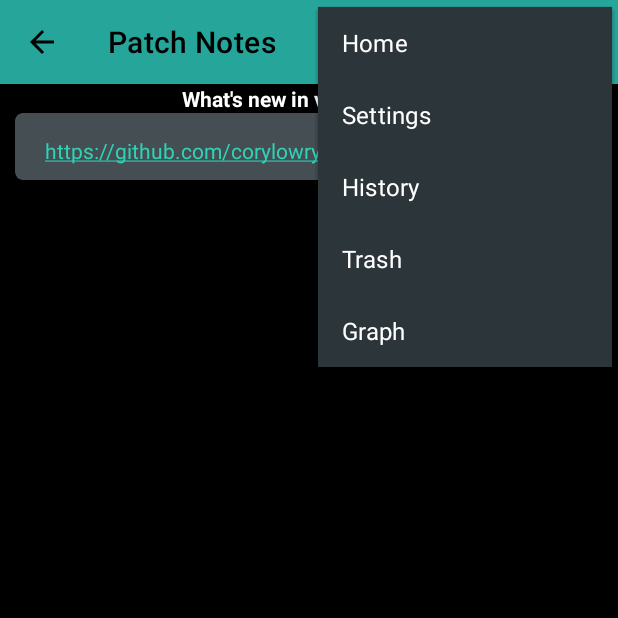
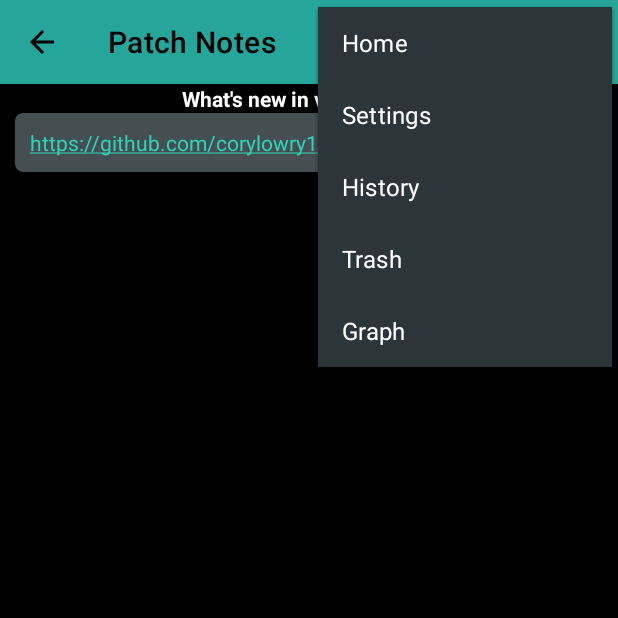
Before and after one commit to corylowry12/Hour-Calculator, an Android app: the PatchNotesActivity screen opened directly, with no data from a screen before it, with the options menu open, on a phone screen of 412 x 824 dp, the top half of it. Run offline under Robolectric (Android 15) with nearby library versions, the light colour scheme and no system bars.

Commit message:
Tweaked padding to make github link more centered vertically

```diff
--- a/app/src/main/res/layout-hdpi/activity_patch_notes.xml
+++ b/app/src/main/res/layout-hdpi/activity_patch_notes.xml
@@ -48,12 +48,9 @@
                 android:layout_height="wrap_content"
                 android:layout_marginLeft="10dp"
                 android:layout_marginRight="10dp"
-                android:layout_marginBottom="5dp"
                 app:cardBackgroundColor="?attr/cardBackgroundColor"
-
                 app:cardCornerRadius="5dp"
                 app:cardPreventCornerOverlap="false"
-                app:contentPaddingBottom="10dp"
                 app:layout_constraintEnd_toEndOf="parent"
                 app:layout_constraintStart_toStartOf="parent"
                 app:layout_constraintTop_toTopOf="parent"
@@ -69,13 +66,14 @@
                         android:id="@+id/linkTextView"
                         android:layout_width="match_parent"
                         android:layout_height="wrap_content"
-                        android:layout_marginTop="15dp"
-                        android:paddingLeft="20dp"
-                        android:paddingRight="20dp"
+                        android:paddingLeft="10dp"
+                        android:paddingRight="10dp"
                         android:text="@string/github_link"
                         android:textColor="?attr/textColor"
                         android:textSize="14sp"
-                        tools:ignore="HardcodedText" />
+                        tools:ignore="HardcodedText"
+                        android:paddingTop="10dp"
+                        android:paddingBottom="10dp"/>
 
                 </LinearLayout>
             </androidx.cardview.widget.CardView>
--- a/app/src/main/res/layout-ldpi/activity_patch_notes.xml
+++ b/app/src/main/res/layout-ldpi/activity_patch_notes.xml
@@ -48,12 +48,9 @@
                 android:layout_height="wrap_content"
                 android:layout_marginLeft="10dp"
                 android:layout_marginRight="10dp"
-                android:layout_marginBottom="5dp"
                 app:cardBackgroundColor="?attr/cardBackgroundColor"
-
                 app:cardCornerRadius="5dp"
                 app:cardPreventCornerOverlap="false"
-                app:contentPaddingBottom="10dp"
                 app:layout_constraintEnd_toEndOf="parent"
                 app:layout_constraintStart_toStartOf="parent"
                 app:layout_constraintTop_toTopOf="parent"
@@ -70,12 +67,14 @@
                         android:layout_width="match_parent"
                         android:layout_height="wrap_content"
                         android:layout_marginTop="15dp"
-                        android:paddingLeft="20dp"
-                        android:paddingRight="20dp"
+                        android:paddingLeft="10dp"
+                        android:paddingRight="10dp"
                         android:text="@string/github_link"
                         android:textColor="?attr/textColor"
                         android:textSize="12sp"
-                        tools:ignore="HardcodedText" />
+                        tools:ignore="HardcodedText"
+                        android:paddingTop="10dp"
+                        android:paddingBottom="10dp"/>
 
                 </LinearLayout>
             </androidx.cardview.widget.CardView>
--- a/app/src/main/res/layout-mdpi/activity_patch_notes.xml
+++ b/app/src/main/res/layout-mdpi/activity_patch_notes.xml
@@ -50,10 +50,8 @@
                 android:layout_marginRight="10dp"
                 android:layout_marginBottom="5dp"
                 app:cardBackgroundColor="?attr/cardBackgroundColor"
-
                 app:cardCornerRadius="5dp"
                 app:cardPreventCornerOverlap="false"
-                app:contentPaddingBottom="10dp"
                 app:layout_constraintEnd_toEndOf="parent"
                 app:layout_constraintStart_toStartOf="parent"
                 app:layout_constraintTop_toTopOf="parent"
@@ -69,13 +67,14 @@
                         android:id="@+id/linkTextView"
                         android:layout_width="match_parent"
                         android:layout_height="wrap_content"
-                        android:layout_marginTop="15dp"
-                        android:paddingLeft="20dp"
-                        android:paddingRight="20dp"
+                        android:paddingLeft="10dp"
+                        android:paddingRight="10dp"
                         android:text="@string/github_link"
                         android:textColor="?attr/textColor"
                         android:textSize="14sp"
-                        tools:ignore="HardcodedText" />
+                        tools:ignore="HardcodedText"
+                        android:paddingTop="10dp"
+                        android:paddingBottom="10dp"/>
 
                 </LinearLayout>
             </androidx.cardview.widget.CardView>
--- a/app/src/main/res/layout-xhdpi/activity_patch_notes.xml
+++ b/app/src/main/res/layout-xhdpi/activity_patch_notes.xml
@@ -50,10 +50,8 @@
                 android:layout_marginRight="10dp"
                 android:layout_marginBottom="5dp"
                 app:cardBackgroundColor="?attr/cardBackgroundColor"
-
                 app:cardCornerRadius="5dp"
                 app:cardPreventCornerOverlap="false"
-                app:contentPaddingBottom="10dp"
                 app:layout_constraintEnd_toEndOf="parent"
                 app:layout_constraintStart_toStartOf="parent"
                 app:layout_constraintTop_toTopOf="parent"
@@ -69,13 +67,14 @@
                         android:id="@+id/linkTextView"
                         android:layout_width="match_parent"
                         android:layout_height="wrap_content"
-                        android:layout_marginTop="15dp"
                         android:paddingLeft="20dp"
                         android:paddingRight="20dp"
                         android:text="@string/github_link"
                         android:textColor="?attr/textColor"
                         android:textSize="17sp"
-                        tools:ignore="HardcodedText" />
+                        tools:ignore="HardcodedText"
+                        android:paddingTop="10dp"
+                        android:paddingBottom="10dp"/>
 
                 </LinearLayout>
             </androidx.cardview.widget.CardView>
--- a/app/src/main/res/layout-xxhdpi/activity_patch_notes.xml
+++ b/app/src/main/res/layout-xxhdpi/activity_patch_notes.xml
@@ -48,12 +48,9 @@
                 android:layout_height="wrap_content"
                 android:layout_marginLeft="10dp"
                 android:layout_marginRight="10dp"
-                android:layout_marginBottom="5dp"
                 app:cardBackgroundColor="?attr/cardBackgroundColor"
-
                 app:cardCornerRadius="5dp"
                 app:cardPreventCornerOverlap="false"
-                app:contentPaddingBottom="10dp"
                 app:layout_constraintEnd_toEndOf="parent"
                 app:layout_constraintStart_toStartOf="parent"
                 app:layout_constraintTop_toTopOf="parent"
@@ -69,13 +66,14 @@
                         android:id="@+id/linkTextView"
                         android:layout_width="match_parent"
                         android:layout_height="wrap_content"
-                        android:layout_marginTop="15dp"
                         android:paddingLeft="20dp"
                         android:paddingRight="20dp"
                         android:text="@string/github_link"
                         android:textColor="?attr/textColor"
                         android:textSize="20sp"
-                        tools:ignore="HardcodedText" />
+                        tools:ignore="HardcodedText"
+                        android:paddingTop="10dp"
+                        android:paddingBottom="10dp"/>
 
                 </LinearLayout>
             </androidx.cardview.widget.CardView>
--- a/app/src/main/res/layout-xxxhdpi/activity_patch_notes.xml
+++ b/app/src/main/res/layout-xxxhdpi/activity_patch_notes.xml
@@ -48,12 +48,9 @@
                 android:layout_height="wrap_content"
                 android:layout_marginLeft="10dp"
                 android:layout_marginRight="10dp"
-                android:layout_marginBottom="5dp"
                 app:cardBackgroundColor="?attr/cardBackgroundColor"
-
                 app:cardCornerRadius="5dp"
                 app:cardPreventCornerOverlap="false"
-                app:contentPaddingBottom="10dp"
                 app:layout_constraintEnd_toEndOf="parent"
                 app:layout_constraintStart_toStartOf="parent"
                 app:layout_constraintTop_toTopOf="parent"
@@ -69,13 +66,14 @@
                         android:id="@+id/linkTextView"
                         android:layout_width="match_parent"
                         android:layout_height="wrap_content"
-                        android:layout_marginTop="15dp"
                         android:paddingLeft="20dp"
                         android:paddingRight="20dp"
                         android:text="@string/github_link"
                         android:textColor="?attr/textColor"
                         android:textSize="20sp"
-                        tools:ignore="HardcodedText" />
+                        tools:ignore="HardcodedText"
+                        android:paddingTop="10dp"
+                        android:paddingBottom="10dp"/>
 
                 </LinearLayout>
             </androidx.cardview.widget.CardView>
--- a/app/src/main/res/layout/activity_patch_notes.xml
+++ b/app/src/main/res/layout/activity_patch_notes.xml
@@ -48,12 +48,9 @@
                 android:layout_height="wrap_content"
                 android:layout_marginLeft="10dp"
                 android:layout_marginRight="10dp"
-                android:layout_marginBottom="5dp"
                 app:cardBackgroundColor="?attr/cardBackgroundColor"
-
                 app:cardCornerRadius="5dp"
                 app:cardPreventCornerOverlap="false"
-                app:contentPaddingBottom="10dp"
                 app:layout_constraintEnd_toEndOf="parent"
                 app:layout_constraintStart_toStartOf="parent"
                 app:layout_constraintTop_toTopOf="parent"
@@ -69,14 +66,15 @@
                         android:id="@+id/linkTextView"
                         android:layout_width="match_parent"
                         android:layout_height="wrap_content"
-                        android:layout_marginTop="15dp"
-                        android:paddingLeft="20dp"
-                        android:paddingRight="20dp"
+                        android:paddingLeft="10dp"
+                        android:paddingRight="10dp"
                         android:text="@string/github_link"
                         android:textColor="?attr/textColor"
                         android:textSize="18sp"
                         android:visibility="visible"
-                        tools:ignore="HardcodedText" />
+                        tools:ignore="HardcodedText"
+                        android:paddingTop="10dp"
+                        android:paddingBottom="10dp"/>
 
                 </LinearLayout>
             </androidx.cardview.widget.CardView>
```
